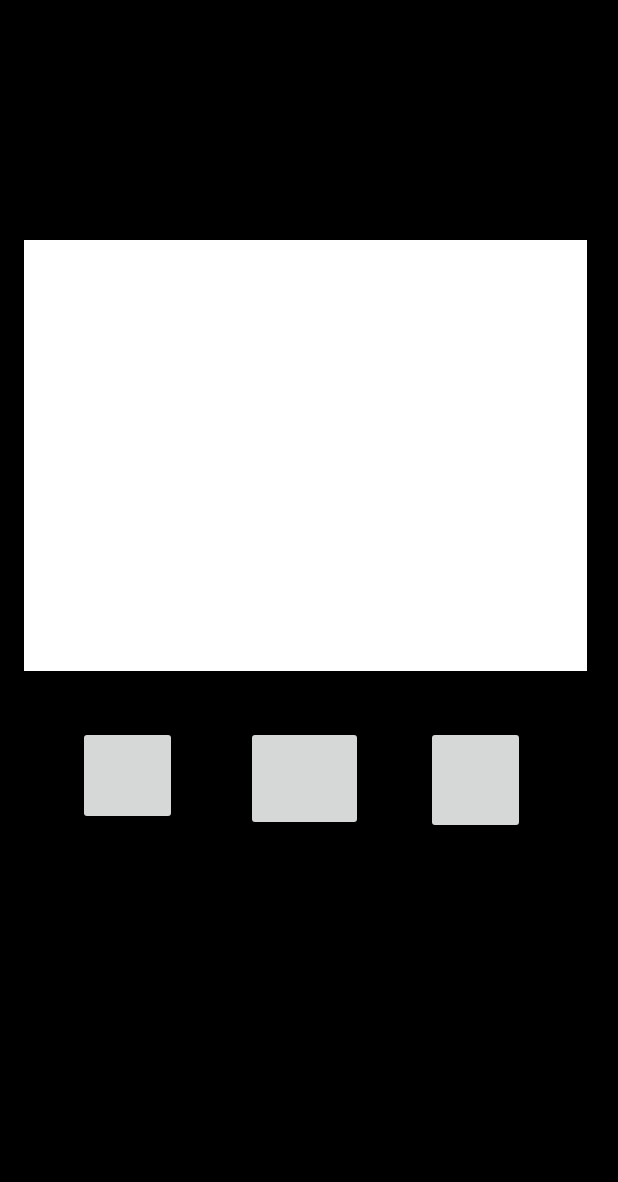
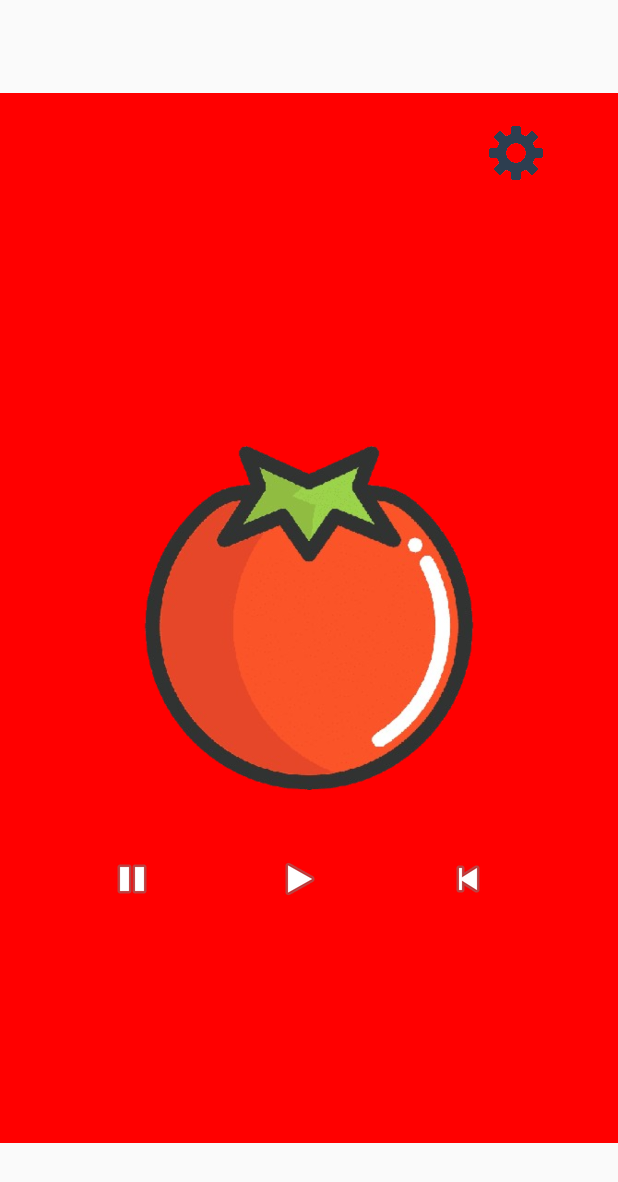
Before and after one commit to rodrigorotondo/snakeCase, an Android app built with Jetpack Compose: the MainActivity screen opened directly, with no data from a screen before it, on a phone screen of 412 x 824 dp. Shown: the top 1182 px of the screen. Run offline under Robolectric (Android 15) with nearby library versions, the phone set to English and light mode, and no system bars.

Commit message:
Add files via upload

```diff
--- a/app/src/main/java/com/snakecase/pomodoro/MainActivity.kt
+++ b/app/src/main/java/com/snakecase/pomodoro/MainActivity.kt
@@ -1,40 +1,184 @@
 package com.snakecase.pomodoro
 
-import android.annotation.SuppressLint
+import android.content.Context
 import android.os.Bundle
-import android.widget.ImageButton
 import android.widget.Toast
 import androidx.activity.ComponentActivity
 import androidx.activity.compose.setContent
 import androidx.activity.enableEdgeToEdge
 import androidx.compose.foundation.layout.fillMaxSize
 import androidx.compose.foundation.layout.padding
-import androidx.compose.material3.Scaffold
 import androidx.compose.material3.Text
 import androidx.compose.runtime.Composable
 import androidx.compose.ui.Modifier
-import androidx.compose.ui.tooling.preview.Preview
-import com.google.android.material.bottomnavigation.BottomNavigationView
+import androidx.compose.foundation.Image
+import androidx.compose.foundation.background
+import androidx.compose.foundation.layout.Arrangement
+import androidx.compose.foundation.layout.*
+import androidx.compose.foundation.layout.Column
+import androidx.compose.foundation.layout.Spacer
+import androidx.compose.foundation.layout.height
+import androidx.compose.foundation.layout.size
+import androidx.compose.ui.res.painterResource
+import androidx.compose.ui.unit.dp
 import com.snakecase.pomodoro.ui.theme.PomodoroTheme
+import androidx.compose.material3.Button
+import androidx.compose.material3.IconButton
+import androidx.compose.runtime.getValue
+import androidx.compose.runtime.mutableStateOf
+import androidx.compose.runtime.remember
+import androidx.compose.runtime.setValue
+import androidx.compose.ui.Alignment
+import androidx.compose.ui.graphics.Color
+import androidx.compose.ui.platform.LocalContext
+
+data class ColorVentana(private var color : Color) {
+
+
+    fun setColor(nuevoColor : Color){
+        color = nuevoColor
+    }
+
+    fun getColor() : Color {
+        return color
+    }
+}
+
+@Composable
+fun crearBoton(context : Context, estado : String, id_imagen : Int, descripcion : String) {
+    Spacer(modifier = Modifier.width(64.dp))
+    IconButton(
+        onClick = { Toast.makeText(context, estado, Toast.LENGTH_SHORT).show()},
+        modifier = Modifier.padding(top = 500.dp),
+    ) {
+        Image(painter = painterResource(id = id_imagen), contentDescription = descripcion )
+    }
+
+}
+@Composable
+fun crear_botones(context : Context) {
+
+    crearBoton(context = context, estado = "Pausado", id_imagen = android.R.drawable.ic_media_pause, descripcion = "Boton de Pausa")
+
+    crearBoton(context = context, estado = "Iniciado", id_imagen = android.R.drawable.ic_media_play, descripcion = "Boton de Play")
+
+    crearBoton(context = context, estado = "Reiniciado", id_imagen = android.R.drawable.ic_media_previous, descripcion = "Boton de Reiniciado")
+
+}
+@Composable
+fun CrearImagenTomate() {
+    Image(
+        painter = painterResource(id = R.drawable.tomate),
+        contentDescription = "Tomate",
+        modifier = Modifier.size(700.dp)
+    )
+
+}
+
+@Composable
+fun crearBotonColor(onNavigateBack: () -> Unit, colorVentana : ColorVentana, color : Color, stringColor : String) {
+
+    Button(onClick = {
+        onNavigateBack()
+        colorVentana.setColor(color)
+    }) {
+        Text(text = stringColor)
+    }
+
+}
+
+@Composable
+fun crearBotonesColores(onNavigateBack: () -> Unit, colorVentana : ColorVentana){
+
+    crearBotonColor(onNavigateBack = onNavigateBack, colorVentana = colorVentana, color = Color.Red, stringColor = "Rojo")
+    crearBotonColor(onNavigateBack = onNavigateBack, colorVentana = colorVentana, color = Color.Blue, stringColor = "Azul")
+    crearBotonColor(onNavigateBack = onNavigateBack, colorVentana = colorVentana, color = Color.Yellow, stringColor = "Amarillo")
+    crearBotonColor(onNavigateBack = onNavigateBack, colorVentana = colorVentana, color = Color.Gray, stringColor = "Gris")
+    crearBotonColor(onNavigateBack = onNavigateBack, colorVentana = colorVentana, color = Color.White, stringColor = "Blanco")
+    crearBotonColor(onNavigateBack = onNavigateBack, colorVentana = colorVentana, color = Color.Black, stringColor = "Negro")
+    crearBotonColor(onNavigateBack = onNavigateBack, colorVentana = colorVentana, color = colorVentana.getColor(), stringColor = "Volver")
+
+
+}
+
+
+@Composable
+fun pantallaConfiguracion(onNavigateBack: () -> Unit, colorVentana : ColorVentana) {
+    Column (
+        modifier = Modifier
+            .fillMaxSize()
+            .padding(16.dp),
+        verticalArrangement = Arrangement.Center,
+        horizontalAlignment = Alignment.CenterHorizontally
+    ) {
+        Text(text = "Configuracion")
+        Spacer(modifier = Modifier.height(20.dp))
+
+        crearBotonesColores(onNavigateBack = onNavigateBack, colorVentana = colorVentana)
+    }
+
+
+}
+
+@Composable
+fun CrearBotonConfiguracion(context: Context, onNavigate: () -> Unit) {
+
+    IconButton(onClick =  onNavigate ,
+        modifier = Modifier
+            .padding(top = 16.dp)
+            .offset(x = 320.dp)) {
+        Image(painter = painterResource(id = R.drawable.configuracion), contentDescription = "Imagen de Configuracion")
+
+    }
+
+}
+
+@Composable
+fun pantallaPrincipal(onNavigate: () -> Unit, colorVentana : ColorVentana) {
+    PomodoroTheme {
+        val context = LocalContext.current
+        Column(modifier = Modifier.fillMaxSize(), verticalArrangement = Arrangement.Center,
+            horizontalAlignment = Alignment.CenterHorizontally) {
+            Box(modifier = Modifier
+                .align(Alignment.CenterHorizontally)
+                .background(color = colorVentana.getColor())) {
+                CrearBotonConfiguracion(context, onNavigate)
+                CrearImagenTomate()
+                Row(){
+                    crear_botones(context)
+                }
+
+            }
+        }
+
+    }
+
+
+
+}
+
 
 class MainActivity : ComponentActivity() {
 
-    @SuppressLint("MissingInflatedId")
     override fun onCreate(savedInstanceState: Bundle?) {
         super.onCreate(savedInstanceState)
-        setContentView(R.layout.layout_main)
-        val imageButtonPausa = findViewById<ImageButton>(R.id.Pausa)
-        imageButtonPausa.setOnClickListener {
-            Toast.makeText(this, "Pausando Pomodoro", Toast.LENGTH_SHORT).show()
-        }
-        val imageButtonIniciar = findViewById<ImageButton>(R.id.Iniciar)
-        imageButtonIniciar.setOnClickListener {
-            Toast.makeText(this, "Reanudando Pomodoro", Toast.LENGTH_SHORT).show()
-        }
-        val imageButtonDetener = findViewById<ImageButton>(R.id.Detener)
-        imageButtonDetener.setOnClickListener {
-            Toast.makeText(this, "Deteniendo Pomodoro", Toast.LENGTH_SHORT).show()
+        enableEdgeToEdge()
+        var colorVentana = ColorVentana(Color.Red)
+        setContent {
+
+            var pantallaActual by remember { mutableStateOf("main") }
+
+            when (pantallaActual) {
+                "main" -> pantallaPrincipal(onNavigate = {pantallaActual = "second"}, colorVentana)
+                "second" ->pantallaConfiguracion(onNavigateBack = { pantallaActual = "main"}, colorVentana)
+            }
+
+
         }
 
+
     }
+
+
+
 }
```
